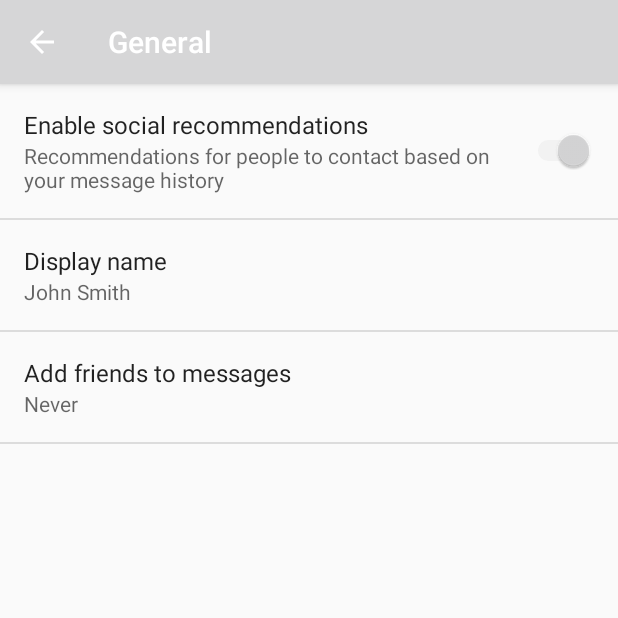
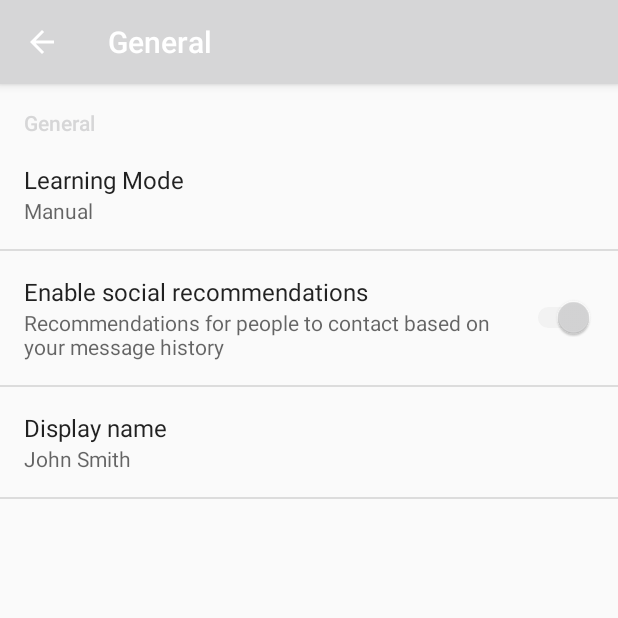
Before and after one commit to hchim/AlphebetSong, an Android app: the SettingsActivity screen opened directly, with no data from a screen before it, on a phone screen of 412 x 824 dp, the top half of it. Run offline under Robolectric (Android 15) with nearby library versions, the phone set to English and light mode, and no system bars.

Commit message:
Add learning mode preference.

```diff
--- a/app/src/main/java/com/sleepaiden/alphebetsong/settings/SettingsActivity.java
+++ b/app/src/main/java/com/sleepaiden/alphebetsong/settings/SettingsActivity.java
@@ -198,7 +198,7 @@ public class SettingsActivity extends AppCompatPreferenceActivity {
             // updated to reflect the new value, per the Android Design
             // guidelines.
             bindPreferenceSummaryToValue(findPreference("example_text"));
-            bindPreferenceSummaryToValue(findPreference("example_list"));
+            bindPreferenceSummaryToValue(findPreference("learning_mode_list"));
         }
 
         @Override
--- a/app/src/main/res/values/strings.xml
+++ b/app/src/main/res/values/strings.xml
@@ -4,6 +4,13 @@
     <string name="title_activity_settings">Settings</string>
 
     <!-- Strings related to Settings -->
+    <string name="pref_cat_general">General</string>
+
+    <string name="pref_title_learning_mode">Learning Mode</string>
+    <string-array name="pref_learning_mode_list_titles">
+        <item>Manual</item>
+        <item>Automatic</item>
+    </string-array>
 
     <!-- Example General settings -->
     <string name="pref_header_general">General</string>
@@ -15,18 +22,6 @@
 
     <string name="pref_title_display_name">Display name</string>
     <string name="pref_default_display_name">John Smith</string>
-
-    <string name="pref_title_add_friends_to_messages">Add friends to messages</string>
-    <string-array name="pref_example_list_titles">
-        <item>Always</item>
-        <item>When possible</item>
-        <item>Never</item>
-    </string-array>
-    <string-array name="pref_example_list_values">
-        <item>1</item>
-        <item>0</item>
-        <item>-1</item>
-    </string-array>
 
     <!-- Example settings for Data & Sync -->
     <string name="pref_header_data_sync">Data &amp; sync</string>
--- a/app/src/main/res/xml/pref_general.xml
+++ b/app/src/main/res/xml/pref_general.xml
@@ -1,4 +1,20 @@
 <PreferenceScreen xmlns:android="http://schemas.android.com/apk/res/android">
+
+    <PreferenceCategory
+        android:title="@string/pref_cat_general"
+        android:key="pref_cat_general">
+        <!-- NOTE: Hide buttons to simplify the UI. Users can touch outside the dialog to
+             dismiss it. -->
+        <!-- NOTE: ListPreference's summary should be set to its value by the activity code. -->
+        <ListPreference
+            android:defaultValue="Manual"
+            android:entries="@array/pref_learning_mode_list_titles"
+            android:entryValues="@array/pref_learning_mode_list_titles"
+            android:key="learning_mode_list"
+            android:negativeButtonText="@null"
+            android:positiveButtonText="@null"
+            android:title="@string/pref_title_learning_mode" />
+    </PreferenceCategory>
 
     <SwitchPreference
         android:defaultValue="true"
@@ -18,16 +34,4 @@
         android:singleLine="true"
         android:title="@string/pref_title_display_name" />
 
-    <!-- NOTE: Hide buttons to simplify the UI. Users can touch outside the dialog to
-         dismiss it. -->
-    <!-- NOTE: ListPreference's summary should be set to its value by the activity code. -->
-    <ListPreference
-        android:defaultValue="-1"
-        android:entries="@array/pref_example_list_titles"
-        android:entryValues="@array/pref_example_list_values"
-        android:key="example_list"
-        android:negativeButtonText="@null"
-        android:positiveButtonText="@null"
-        android:title="@string/pref_title_add_friends_to_messages" />
-
 </PreferenceScreen>
```
